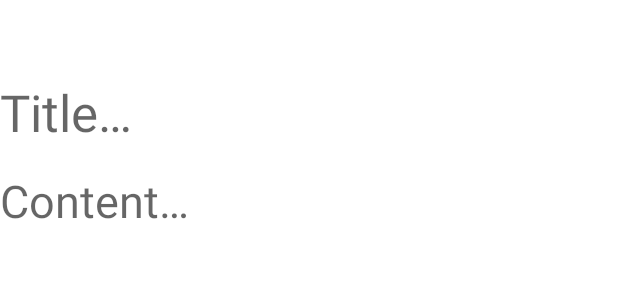
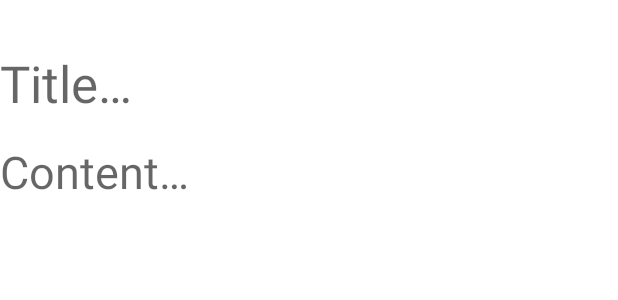
Before and after one commit to danzakusilo/Notes, an Android app: the layout fragment_note_detail.xml on its own in the app's theme, with its tools: preview values and no code run, on a phone screen of 412 x 824 dp. Shown: the top 300 px of the screen. Run offline under Robolectric (Android 15) with nearby library versions, the light colour scheme and no system bars.

Commit message:
repo v1 + a portion of UI

```diff
--- a/app/src/main/res/layout/fragment_note_detail.xml
+++ b/app/src/main/res/layout/fragment_note_detail.xml
@@ -9,15 +9,16 @@
     <EditText
         android:id="@+id/title_et"
         android:layout_width="match_parent"
-        android:layout_height="wrap_content"
-        android:layout_marginTop="52dp"
+        android:layout_height="42dp"
+        android:layout_marginTop="36dp"
+        android:layout_marginEnd="4dp"
         android:background="@android:color/transparent"
         android:hint="@string/hint_title"
         android:textSize="34sp"
         app:layout_constraintEnd_toEndOf="parent"
         app:layout_constraintTop_toTopOf="parent">
+    </EditText>
 
-    </EditText>
 
     <EditText
         android:id="@+id/content_et"
@@ -31,15 +32,13 @@
         android:textSize="30sp"
         app:layout_constraintEnd_toEndOf="parent"
         app:layout_constraintTop_toBottomOf="@+id/title_et" />
-
     <ImageView
         android:id="@+id/note_image"
-        app:layout_constraintTop_toBottomOf="@+id/content_et"
+        android:layout_width="wrap_content"
+        android:layout_height="wrap_content"
         android:layout_margin="16dp"
         app:layout_constraintEnd_toEndOf="parent"
-        android:layout_width="wrap_content"
-        android:layout_height="wrap_content">
-
+        app:layout_constraintTop_toBottomOf="@+id/content_et">
     </ImageView>
 
     <ImageView
@@ -50,22 +49,7 @@
         android:layout_marginEnd="184dp"
         android:src="@drawable/ic_image_24px"
         android:visibility="invisible"
-        app:layout_constraintEnd_toEndOf="parent"
-        app:layout_constraintBottom_toBottomOf="parent" />
+        app:layout_constraintBottom_toBottomOf="parent"
+        app:layout_constraintEnd_toEndOf="parent" />
 
-    <ImageView
-        android:src="@drawable/ic_done_24px"
-        android:id="@+id/confirm_button"
-        android:visibility="invisible"
-        android:layout_width="40dp"
-        android:layout_height="40dp"
-        android:layout_marginStart="76dp"
-        app:layout_constraintBottom_toBottomOf="@+id/add_image_button"
-        app:layout_constraintEnd_toEndOf="parent"
-        app:layout_constraintHorizontal_bias="0.529"
-        app:layout_constraintStart_toEndOf="@+id/add_image_button"
-        app:layout_constraintTop_toTopOf="@+id/add_image_button"
-        app:layout_constraintVertical_bias="0.0">
-
-    </ImageView>
 </androidx.constraintlayout.widget.ConstraintLayout>
--- a/app/src/main/res/menu/top_bar_menu.xml
+++ b/app/src/main/res/menu/top_bar_menu.xml
@@ -1,4 +1,9 @@
 <?xml version="1.0" encoding="utf-8"?>
 <menu xmlns:android="http://schemas.android.com/apk/res/android">
+<item
+    android:id="@+id/confirm_button_appbar"
+    android:icon="@drawable/ic_done_24px"
+    android:title="confirm">
+</item>
 
 </menu>
--- a/app/src/main/res/values/colors.xml
+++ b/app/src/main/res/values/colors.xml
@@ -8,4 +8,5 @@
     <color name="black">#FF000000</color>
     <color name="white">#FFFFFFFF</color>
     <color name="color_primary_night">#FFFFFFFF</color>
+    <color name="light_peach">#E7DFC6</color>
 </resources>
--- a/app/src/main/res/values/strings.xml
+++ b/app/src/main/res/values/strings.xml
@@ -15,6 +15,7 @@
     <string name="category_business">Business</string>
     <string name="category_sports">Sports</string>
     <string name="category_default">No category</string>
+    <string name="note_delete_confirmation">Delete this note?</string>
 
     <string-array name="languages">
         <item>ru</item>
--- a/app/src/main/res/values/styles.xml
+++ b/app/src/main/res/values/styles.xml
@@ -1,4 +1,7 @@
 <?xml version="1.0" encoding="utf-8"?>
 <resources>
+    <style name="Widget.AppCompat.ActionMode.">
+        <item name="android:background">?android:attr/actionModeBackground</item>
 
+    </style>
 </resources>
--- a/app/src/main/res/values/themes.xml
+++ b/app/src/main/res/values/themes.xml
@@ -2,9 +2,10 @@
     <!-- Base application theme. -->
     <style name="Theme.DStarInterviewNotes" parent="Theme.MaterialComponents.DayNight">
         <!-- Primary brand color. -->
-        <item name="colorPrimary">#E7DFC6</item>
+        <item name="actionModeBackground">@color/light_peach</item>
+        <item name="colorPrimary">@color/light_peach</item>
         <item name="statusBarBackground">#00120B</item>
-        <item name="colorPrimaryVariant">#E7DFC6</item>
+        <item name="colorPrimaryVariant">@color/light_peach</item>
         <item name="colorOnPrimary">#00120B</item>
 
         <!-- Secondary brand color. -->
@@ -16,7 +17,11 @@
         <!-- Customize your theme here. -->
     </style>
 
-    <color name="primary_background">#E7DFC6</color>
+    <style name="AlertDialogCustom" parent="Theme.AppCompat.DayNight.Dialog.Alert">
+        <item name="android:textColor">@color/primary_note_title</item>
+    </style>
+
+    <color name="primary_background">@color/light_peach</color>
     <color name="primary_note">#FFFFFF</color>
     <color name="primary_note_title">#000000</color>
     <color name="primary_note_text">#000000</color>
@@ -27,4 +32,5 @@
     </style>
 
 
+
 </resources>
```
Also changed, not shown: app/src/main/java/com/example/dstarinterviewnotes/MainActivity.kt (+6 -4 lines), app/src/main/java/com/example/dstarinterviewnotes/ui/detail/NotesDetailFragment.kt (+54 -94 lines), app/src/main/java/com/example/dstarinterviewnotes/ui/notes/NotesAdapter.kt (+20 -2 lines), app/src/main/java/com/example/dstarinterviewnotes/ui/notes/NotesFragment.kt (+11 -4 lines), 1 other file.
